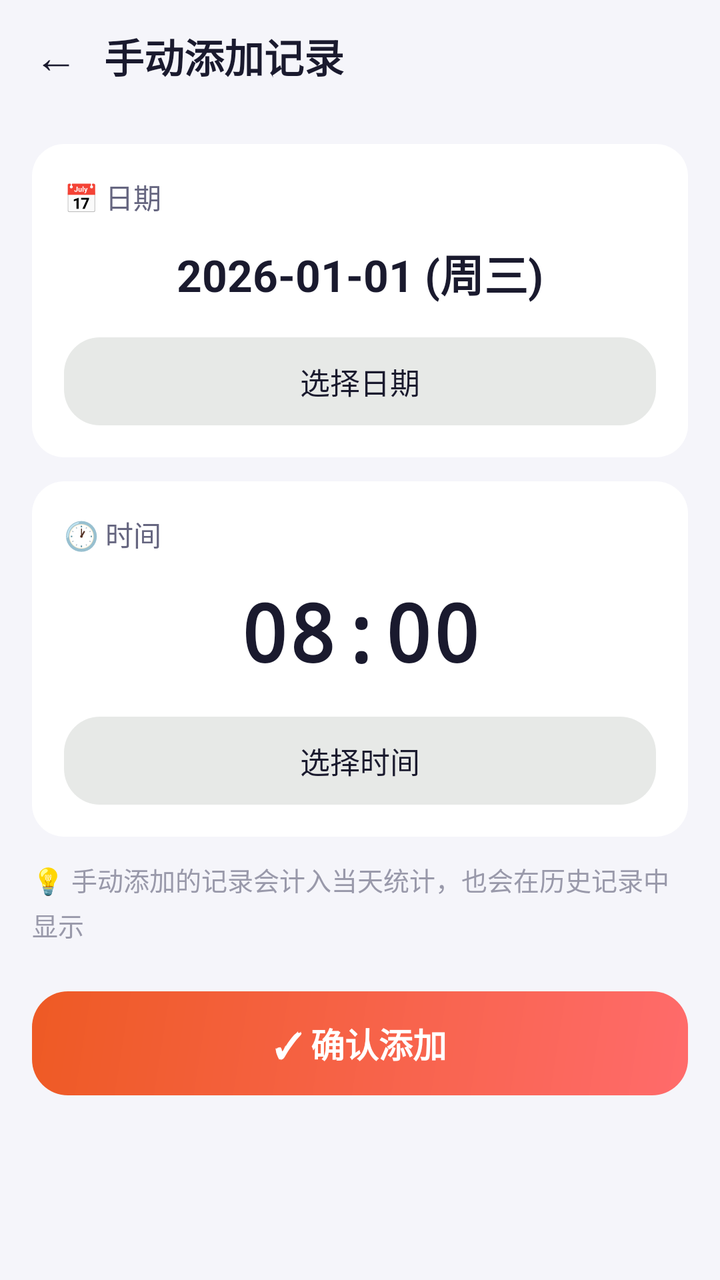
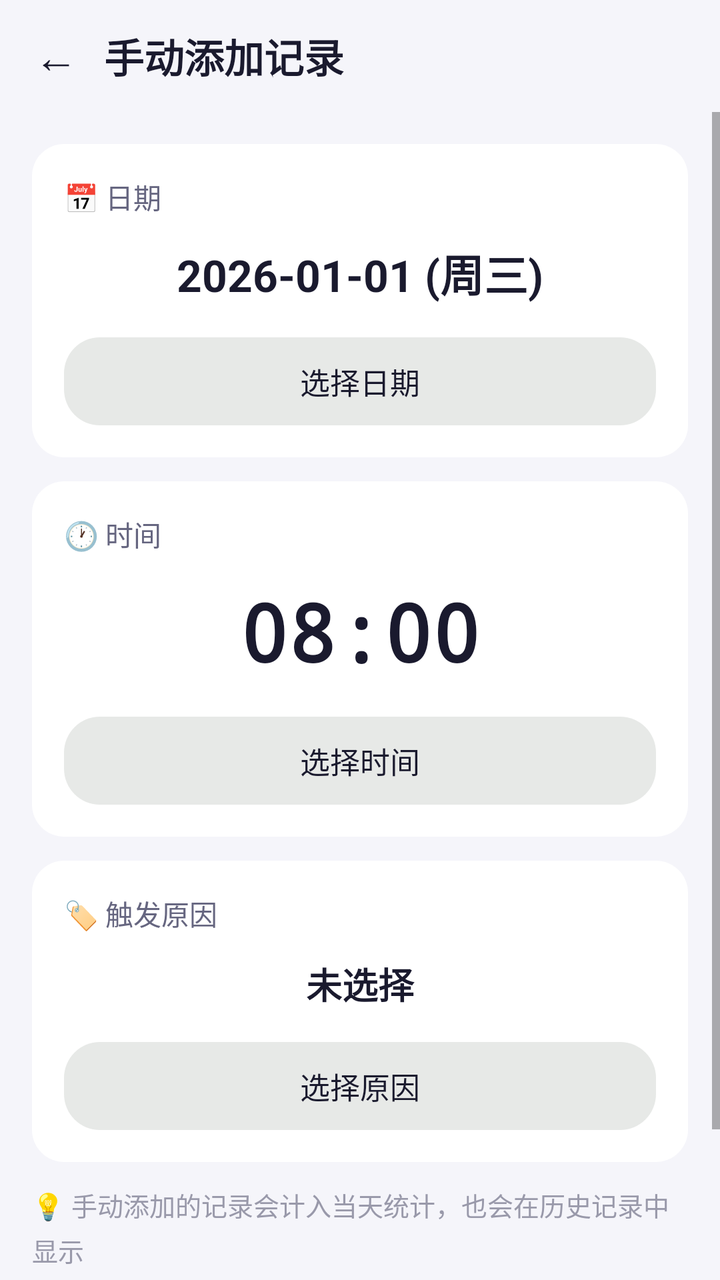

Screens rendered from an Android XML layout before and after an edit, with the pre-edit source and the edit as a unified diff.
<!-- AndroidManifest.xml: application theme Theme.QuitSmoke -->
<!-- res/layout/activity_add_record.xml -->
<?xml version="1.0" encoding="utf-8"?>
<LinearLayout xmlns:android="http://schemas.android.com/apk/res/android"
    android:layout_width="match_parent"
    android:layout_height="match_parent"
    android:background="@color/bg_main"
    android:orientation="vertical"
    android:fitsSystemWindows="true">

    
    <LinearLayout
        android:layout_width="match_parent"
        android:layout_height="56dp"
        android:gravity="center_vertical"
        android:paddingStart="4dp"
        android:paddingEnd="16dp">

        <TextView
            android:id="@+id/btn_back_add"
            android:layout_width="48dp"
            android:layout_height="48dp"
            android:gravity="center"
            android:text="←"
            android:textColor="@color/text_primary"
            android:textSize="22sp"
            android:clickable="true"
            android:focusable="true" />

        <TextView
            android:layout_width="wrap_content"
            android:layout_height="wrap_content"
            android:text="手动添加记录"
            android:textColor="@color/text_primary"
            android:textSize="20sp"
            android:textStyle="bold" />
    </LinearLayout>

    <ScrollView
        android:layout_width="match_parent"
        android:layout_height="match_parent"
        android:fillViewport="true">

        <LinearLayout
            android:layout_width="match_parent"
            android:layout_height="wrap_content"
            android:orientation="vertical"
            android:padding="16dp">

            
            <LinearLayout
                android:layout_width="match_parent"
                android:layout_height="wrap_content"
                android:background="@drawable/card_background"
                android:orientation="vertical"
                android:padding="16dp"
                android:layout_marginBottom="12dp">

                <TextView
                    android:layout_width="wrap_content"
                    android:layout_height="wrap_content"
                    android:text="📅 日期"
                    android:textColor="@color/text_secondary"
                    android:textSize="14sp"
                    android:layout_marginBottom="12dp" />

                <TextView
                    android:id="@+id/tv_selected_date"
                    android:layout_width="match_parent"
                    android:layout_height="wrap_content"
                    android:gravity="center"
                    android:text="2026-01-01 (周三)"
                    android:textColor="@color/text_primary"
                    android:textSize="22sp"
                    android:textStyle="bold"
                    android:layout_marginBottom="16dp" />

                <TextView
                    android:id="@+id/btn_pick_date"
                    android:layout_width="match_parent"
                    android:layout_height="44dp"
                    android:background="@drawable/btn_undo_bg"
                    android:clickable="true"
                    android:focusable="true"
                    android:gravity="center"
                    android:text="选择日期"
                    android:textColor="@color/text_primary"
                    android:textSize="15sp" />
            </LinearLayout>

            
            <LinearLayout
                android:layout_width="match_parent"
                android:layout_height="wrap_content"
                android:background="@drawable/card_background"
                android:orientation="vertical"
                android:padding="16dp"
                android:layout_marginBottom="12dp">

                <TextView
                    android:layout_width="wrap_content"
                    android:layout_height="wrap_content"
                    android:text="🕐 时间"
                    android:textColor="@color/text_secondary"
                    android:textSize="14sp"
                    android:layout_marginBottom="12dp" />

                <TextView
                    android:id="@+id/tv_selected_time"
                    android:layout_width="match_parent"
                    android:layout_height="wrap_content"
                    android:gravity="center"
                    android:text="08:00"
                    android:textColor="@color/text_primary"
                    android:textSize="40sp"
                    android:textStyle="bold"
                    android:fontFamily="monospace"
                    android:layout_marginBottom="16dp" />

                <TextView
                    android:id="@+id/btn_pick_time"
                    android:layout_width="match_parent"
                    android:layout_height="44dp"
                    android:background="@drawable/btn_undo_bg"
                    android:clickable="true"
                    android:focusable="true"
                    android:gravity="center"
                    android:text="选择时间"
                    android:textColor="@color/text_primary"
                    android:textSize="15sp" />
            </LinearLayout>

            
            <TextView
                android:layout_width="match_parent"
                android:layout_height="wrap_content"
                android:text="💡 手动添加的记录会计入当天统计，也会在历史记录中显示"
                android:textColor="@color/text_hint"
                android:textSize="13sp"
                android:lineSpacingExtra="4dp"
                android:layout_marginBottom="24dp" />

            
            <TextView
                android:id="@+id/btn_confirm_add"
                android:layout_width="match_parent"
                android:layout_height="52dp"
                android:background="@drawable/btn_smoke_bg"
                android:clickable="true"
                android:focusable="true"
                android:gravity="center"
                android:text="✓ 确认添加"
                android:textColor="#FFFFFF"
                android:textSize="17sp"
                android:textStyle="bold" />

        </LinearLayout>
    </ScrollView>
</LinearLayout>
<!-- resources referenced by this layout -->
<resources>
  <color name="bg_main">#F5F5FA</color>
  <color name="text_hint">#9999AA</color>
  <color name="text_primary">#1A1A2E</color>
  <color name="text_secondary">#666680</color>
  <!-- drawable btn_smoke_bg (drawable) -->
  <?xml version="1.0" encoding="utf-8"?>
  <shape xmlns:android="http://schemas.android.com/apk/res/android"
      android:shape="rectangle">
      <gradient
          android:startColor="#FF6B6B"
          android:endColor="#EE5A24"
          android:angle="135" />
      <corners android:radius="18dp" />
  </shape>
  <!-- drawable btn_undo_bg (drawable) -->
  <?xml version="1.0" encoding="utf-8"?>
  <shape xmlns:android="http://schemas.android.com/apk/res/android"
      android:shape="rectangle">
      <solid android:color="@color/btn_secondary_bg" />
      <corners android:radius="18dp" />
  </shape>
  <!-- drawable card_background (drawable) -->
  <?xml version="1.0" encoding="utf-8"?>
  <shape xmlns:android="http://schemas.android.com/apk/res/android"
      android:shape="rectangle">
      <solid android:color="@color/card_bg" />
      <corners android:radius="16dp" />
  </shape>
  <style name="Theme.QuitSmoke" parent="Theme.MaterialComponents.DayNight.NoActionBar">
          <item name="colorPrimary">#FF6B6B</item>
          <item name="colorPrimaryVariant">#EE5A24</item>
          <item name="colorOnPrimary">#FFFFFF</item>
          <item name="colorSecondary">#4CAF50</item>
          <item name="colorSecondaryVariant">#66BB6A</item>
          <item name="colorOnSecondary">#FFFFFF</item>
          <item name="android:windowBackground">@color/bg_main</item>
          
          <item name="android:statusBarColor">@android:color/transparent</item>
          <item name="android:navigationBarColor">@color/nav_bar</item>
          <item name="android:windowTranslucentStatus">false</item>
          <item name="android:windowDrawsSystemBarBackgrounds">true</item>
      </style>
  <color name="btn_secondary_bg">#1A1A2E1A</color>
  <color name="card_bg">#FFFFFF</color>
  <color name="nav_bar">#F5F5FA</color>
</resources>

<!-- the commit's change to res/layout/activity_add_record.xml (unified diff, before → after) -->
@@ -129,6 +129,47 @@
             </LinearLayout>
 
             
+            <LinearLayout
+                android:layout_width="match_parent"
+                android:layout_height="wrap_content"
+                android:background="@drawable/card_background"
+                android:orientation="vertical"
+                android:padding="16dp"
+                android:layout_marginBottom="12dp">
+
+                <TextView
+                    android:layout_width="wrap_content"
+                    android:layout_height="wrap_content"
+                    android:text="🏷️ 触发原因"
+                    android:textColor="@color/text_secondary"
+                    android:textSize="14sp"
+                    android:layout_marginBottom="12dp" />
+
+                <TextView
+                    android:id="@+id/tv_selected_reason"
+                    android:layout_width="match_parent"
+                    android:layout_height="wrap_content"
+                    android:gravity="center"
+                    android:text="未选择"
+                    android:textColor="@color/text_primary"
+                    android:textSize="18sp"
+                    android:textStyle="bold"
+                    android:layout_marginBottom="16dp" />
+
+                <TextView
+                    android:id="@+id/btn_pick_reason"
+                    android:layout_width="match_parent"
+                    android:layout_height="44dp"
+                    android:background="@drawable/btn_undo_bg"
+                    android:clickable="true"
+                    android:focusable="true"
+                    android:gravity="center"
+                    android:text="选择原因"
+                    android:textColor="@color/text_primary"
+                    android:textSize="15sp" />
+            </LinearLayout>
+
+            
             <TextView
                 android:layout_width="match_parent"
                 android:layout_height="wrap_content"
